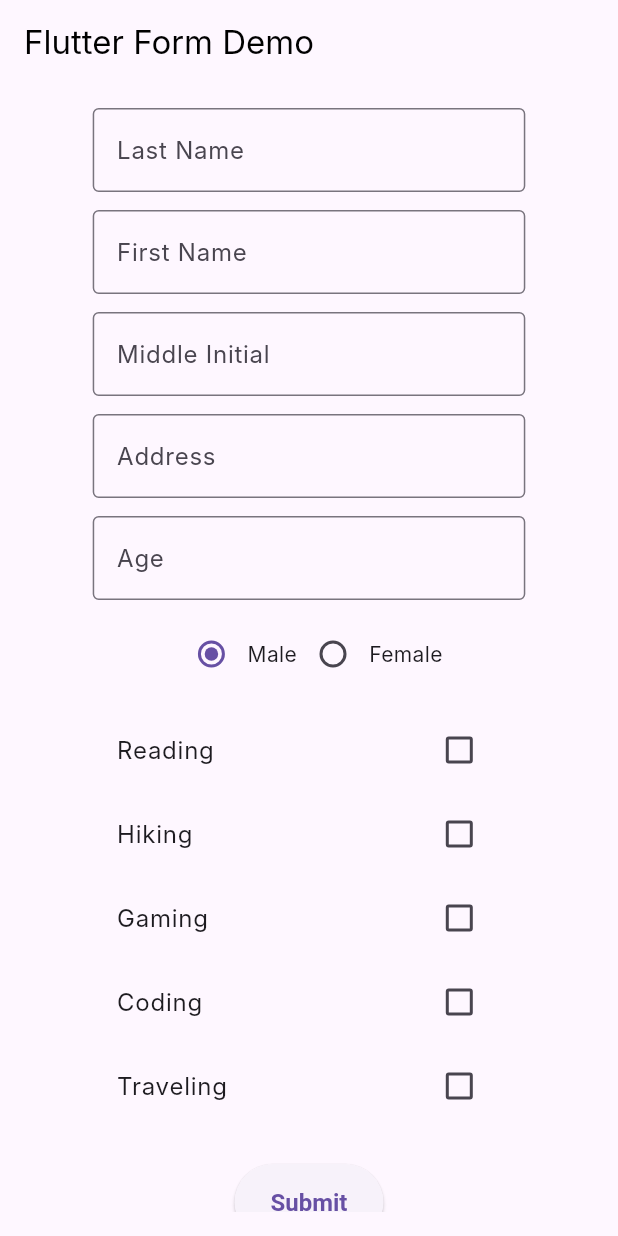
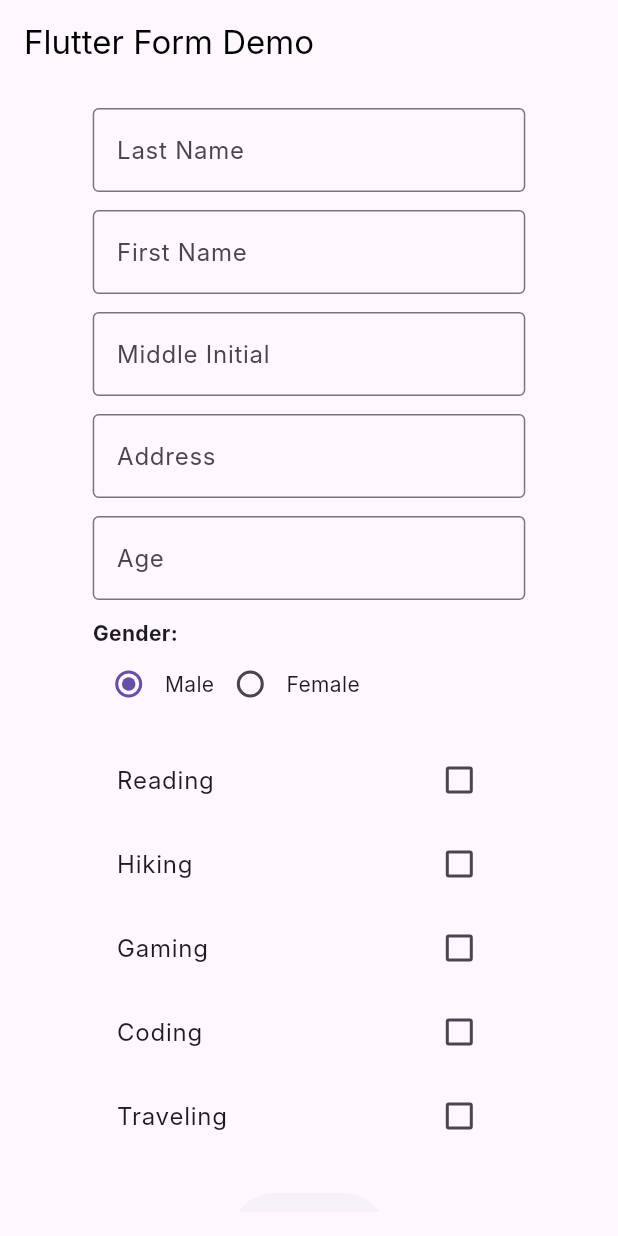
Before and after one commit to marccodesstuff/flutter-forms-demonstration, a Flutter app: the screen it shows after launch, on a phone screen of 412 x 824 dp. Run offline on Flutter 3.47's test engine with Material 3 defaults, Android fonts, the phone set to English and light mode, and no system bars; Roboto replaces fonts that are missing (Inter).

Commit message:
Added a label in the radio buttons

```diff
--- a/lib/main.dart
+++ b/lib/main.dart
@@ -1,3 +1,5 @@
+// Suggested code may be subject to a license. Learn more: ~LicenseLog:2987123369.
+// Suggested code may be subject to a license. Learn more: ~LicenseLog:408146483.
 import 'package:flutter/material.dart';
 
 void main() {
@@ -174,8 +176,13 @@ class _MyHomePageState extends State<MyHomePage> {
                           onSaved: (value) => _age = int.parse(value!),
                         ),
                         SizedBox(height: 12), // Add spacing
-                        Row(
-                          mainAxisAlignment: MainAxisAlignment.center,
+                        // Gender selection with label
+                        Align(
+                          alignment: Alignment.centerLeft, // Align label to the left
+                          child: Text('Gender:',
+                              style: TextStyle(fontWeight: FontWeight.bold)),
+                        ),
+                        Row( // Wrap Radio buttons in a Row
                           children: <Widget>[
                             Radio<String>(
                               value: 'Male',
```
